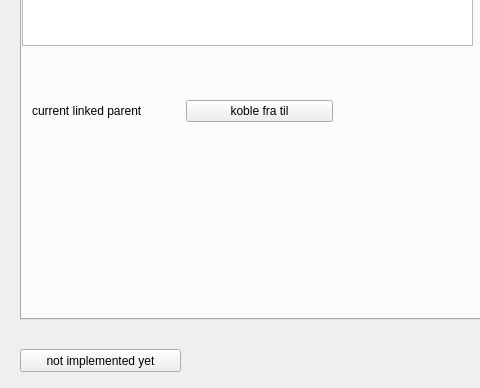
Before: the Qt Designer form more_window.ui in JACCCostring/NVDBPlugin, drawn with Qt 5; both pictures show x 0 to 480 and y 281 to 669 of the 637 by 669 pixel window.
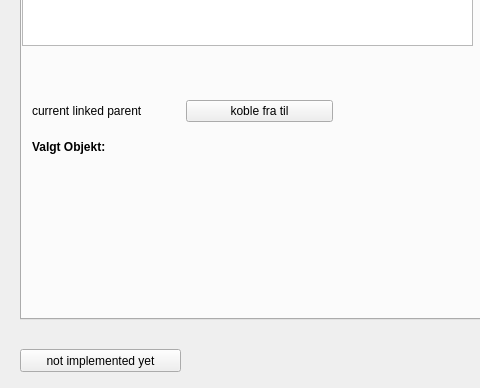
After: the same form once the commit is applied.

```diff
--- a/more_window.ui
+++ b/more_window.ui
@@ -50,7 +50,7 @@
       <enum>QAbstractItemView::SelectRows</enum>
      </property>
     </widget>
-    <widget class="QWidget" name="">
+    <widget class="QWidget" name="layoutWidget">
      <property name="geometry">
       <rect>
        <x>10</x>
@@ -76,6 +76,38 @@
       </item>
      </layout>
     </widget>
+    <widget class="QWidget" name="verticalLayoutWidget">
+     <property name="geometry">
+      <rect>
+       <x>10</x>
+       <y>370</y>
+       <width>301</width>
+       <height>51</height>
+      </rect>
+     </property>
+     <layout class="QVBoxLayout" name="verticalLayout">
+      <item>
+       <widget class="QLabel" name="label">
+        <property name="font">
+         <font>
+          <weight>75</weight>
+          <bold>true</bold>
+         </font>
+        </property>
+        <property name="text">
+         <string>Valgt Objekt:</string>
+        </property>
+       </widget>
+      </item>
+      <item>
+       <widget class="QLabel" name="object_id_lbl">
+        <property name="text">
+         <string/>
+        </property>
+       </widget>
+      </item>
+     </layout>
+    </widget>
    </widget>
   </widget>
   <widget class="QPushButton" name="click_btn">
```
